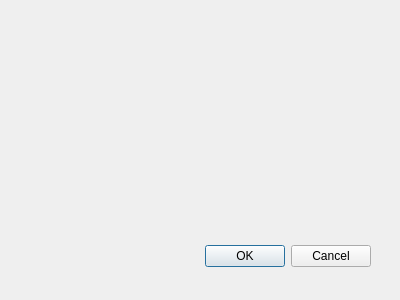
This is ExtractCentroid/extract_centroid_dialog_base.ui in PondiB/STDM_PyQGIS as Qt 5 draws it before an edit. The edited form follows.
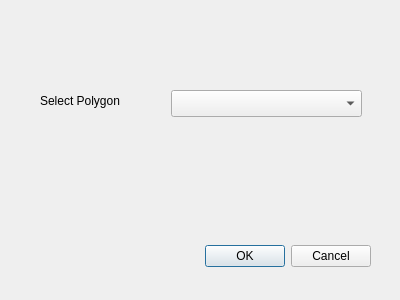
This is the edited form.

Commit message: ComboBox selecting polygons only

```diff
--- a/ExtractCentroid/extract_centroid_dialog_base.ui
+++ b/ExtractCentroid/extract_centroid_dialog_base.ui
@@ -28,6 +28,29 @@
     <set>QDialogButtonBox::Cancel|QDialogButtonBox::Ok</set>
    </property>
   </widget>
+  <widget class="QComboBox" name="comboBox">
+   <property name="geometry">
+    <rect>
+     <x>171</x>
+     <y>90</y>
+     <width>191</width>
+     <height>27</height>
+    </rect>
+   </property>
+  </widget>
+  <widget class="QLabel" name="label">
+   <property name="geometry">
+    <rect>
+     <x>40</x>
+     <y>90</y>
+     <width>111</width>
+     <height>21</height>
+    </rect>
+   </property>
+   <property name="text">
+    <string>Select Polygon</string>
+   </property>
+  </widget>
  </widget>
  <resources/>
  <connections>
```
Left out of the diff: 41 changed lines with no effect on the pictures. The commit also changes 2 other files.
